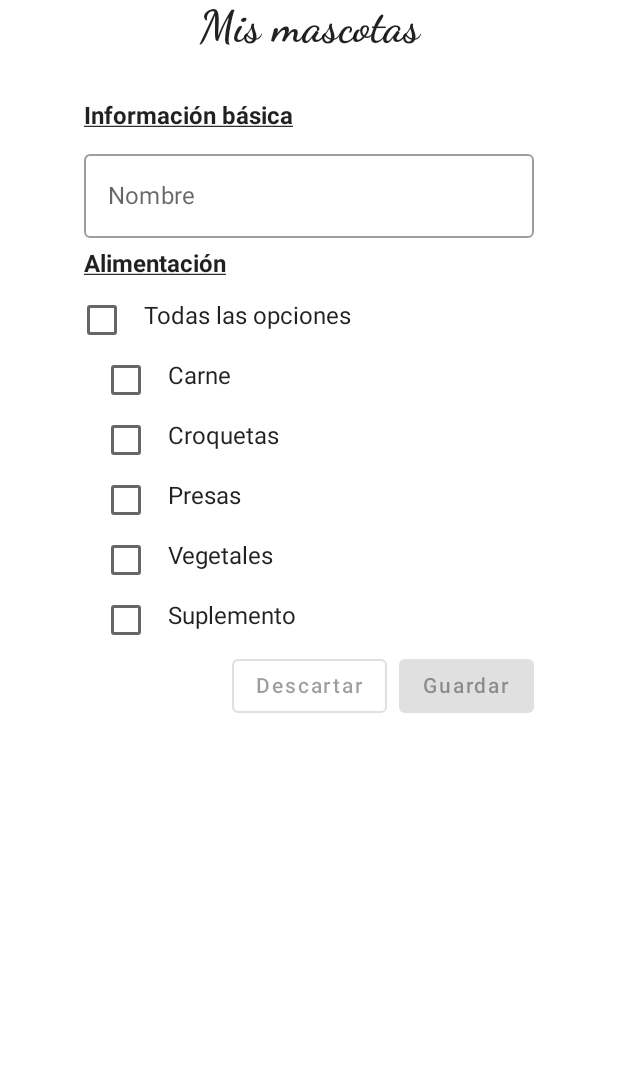
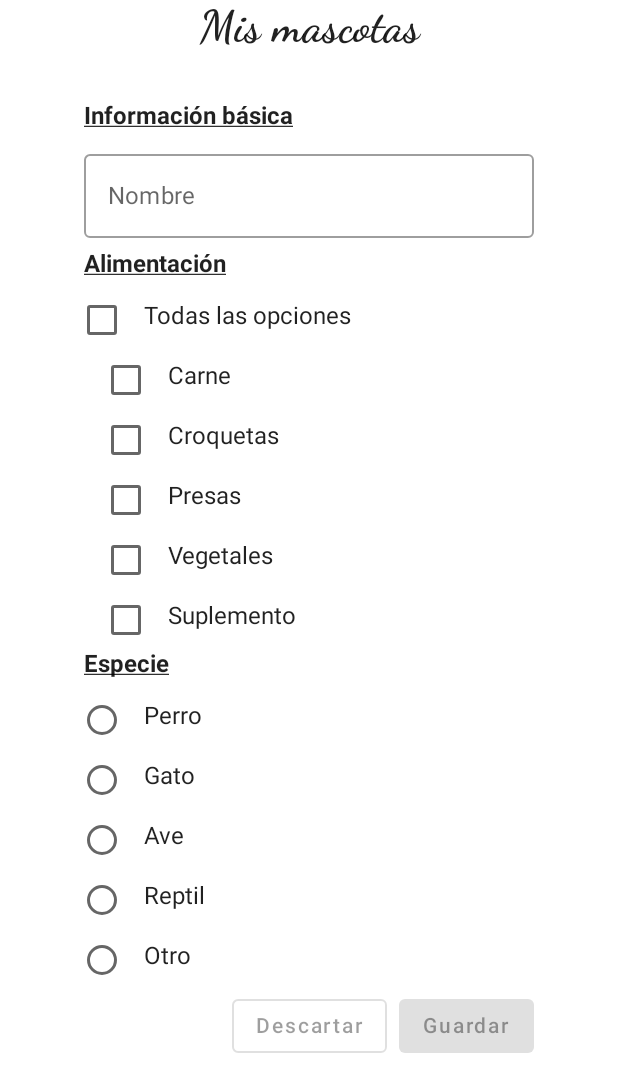
Before and after one commit to pereyrarg11/Compose-Components, an Android app built with Jetpack Compose: the screen it shows after launch (MainActivity), on a phone screen of 412 x 824 dp. Shown: the top 1092 px of the screen. Run offline under Robolectric (Android 15) with nearby library versions, the phone set to English and light mode, and no system bars.

Commit message:
chore: add RadioButton

```diff
--- a/app/src/main/java/com/pereyrarg11/composecomponents/ui/views/MainActivity.kt
+++ b/app/src/main/java/com/pereyrarg11/composecomponents/ui/views/MainActivity.kt
@@ -31,6 +31,8 @@ import com.pereyrarg11.composecomponents.R
 import com.pereyrarg11.composecomponents.ui.theme.ComposeComponentsTheme
 import com.pereyrarg11.composecomponents.ui.views.checkbox.FoodFormGroup
 import com.pereyrarg11.composecomponents.ui.views.checkbox.createFoodOptions
+import com.pereyrarg11.composecomponents.ui.views.species.AnimalSpecieFormGroup
+import com.pereyrarg11.composecomponents.ui.views.species.buildAnimalSpecieOptions
 
 class MainActivity : ComponentActivity() {
     override fun onCreate(savedInstanceState: Bundle?) {
@@ -60,13 +62,20 @@ fun PetForm() {
         var name by rememberSaveable { mutableStateOf("") }
         val foodOptions = createFoodOptions(listOf("Carne", "Croquetas", "Presas", "Vegetales", "Suplemento"))
 
+        var animalSpecieSelected by rememberSaveable { mutableStateOf("") }
+        val animalSpecieOptions = buildAnimalSpecieOptions(animalSpecieSelected) { newSelection ->
+            animalSpecieSelected = newSelection
+        }
+
         val ctaEnabled = name.isNotEmpty()
                 && foodOptions.any { it.isChecked }
+                && animalSpecieOptions.any { it.isSelected }
 
         val onNameChanged: (String) -> Unit = { name = it }
         val onDiscardClickListener: () -> Unit = {
             Log.d("Pets", "Limpiando formulario")
             name = ""
+            animalSpecieSelected = ""
         }
         val onSubmitClickListener: () -> Unit = {
             Log.i("Pets", "Guardando información")
@@ -81,6 +90,7 @@ fun PetForm() {
         Column(Modifier.width(300.dp)) {
             InfoFormGroup(name = name, onNameChanged = onNameChanged)
             FoodFormGroup(options = foodOptions)
+            AnimalSpecieFormGroup(options = animalSpecieOptions)
             Actions(
                 actionsEnabled = ctaEnabled,
                 onSubmitListener = onSubmitClickListener,
--- /dev/null
+++ b/app/src/main/java/com/pereyrarg11/composecomponents/ui/views/species/AnimalSpecieCatalog.kt
@@ -0,0 +1,16 @@
+package com.pereyrarg11.composecomponents.ui.views.species
+
+enum class AnimalSpecieCatalog(val familyName: String) {
+    DOG("Perro"),
+    CAT("Gato"),
+    BIRD("Ave"),
+    REPTILE("Reptil"),
+    OTHER("Otro");
+
+    companion object {
+        fun from(name: String): AnimalSpecieCatalog? =
+            values().firstOrNull {
+                it.familyName.equals(name, true)
+            }
+    }
+}
--- /dev/null
+++ b/app/src/main/java/com/pereyrarg11/composecomponents/ui/views/species/AnimalSpecieOption.kt
@@ -0,0 +1,7 @@
+package com.pereyrarg11.composecomponents.ui.views.species
+
+data class AnimalSpecieOption(
+    val label: String = "",
+    var isSelected: Boolean = false,
+    val onClickListener: () -> Unit,
+)
--- /dev/null
+++ b/app/src/main/java/com/pereyrarg11/composecomponents/ui/views/species/animal_specie_layout.kt
@@ -0,0 +1,62 @@
+package com.pereyrarg11.composecomponents.ui.views.species
+
+import androidx.compose.foundation.layout.*
+import androidx.compose.foundation.selection.selectable
+import androidx.compose.material.RadioButton
+import androidx.compose.material.Text
+import androidx.compose.runtime.Composable
+import androidx.compose.ui.Modifier
+import androidx.compose.ui.semantics.Role
+import androidx.compose.ui.unit.dp
+import com.pereyrarg11.composecomponents.ui.views.FormGroupLabel
+
+@Composable
+fun AnimalSpecieFormGroup(options: List<AnimalSpecieOption>) {
+    Column(Modifier.fillMaxWidth()) {
+        FormGroupLabel(text = "Especie")
+        Spacer(
+            Modifier
+                .height(8.dp)
+                .fillMaxWidth()
+        )
+        options.forEach { option ->
+            AnimalSpecieRadioButton(optionConfig = option)
+        }
+    }
+}
+
+@Composable
+fun AnimalSpecieRadioButton(optionConfig: AnimalSpecieOption) {
+    Row(
+        Modifier
+            .selectable(
+                selected = optionConfig.isSelected,
+                role = Role.RadioButton,
+                onClick = optionConfig.onClickListener
+            )
+            .padding(vertical = 8.dp)
+            .fillMaxWidth()
+    ) {
+        RadioButton(selected = optionConfig.isSelected, onClick = null)
+        Spacer(
+            Modifier
+                .padding(8.dp)
+                .fillMaxHeight()
+        )
+        Text(text = optionConfig.label)
+    }
+}
+
+@Composable
+fun buildAnimalSpecieOptions(
+    selectedOption: String,
+    onOptionSelected: (String) -> Unit
+): List<AnimalSpecieOption> {
+    return AnimalSpecieCatalog.values().map { animalSpecie ->
+        AnimalSpecieOption(
+            label = animalSpecie.familyName,
+            isSelected = animalSpecie == AnimalSpecieCatalog.from(selectedOption),
+            onClickListener = { onOptionSelected(animalSpecie.familyName) }
+        )
+    }
+}
```
